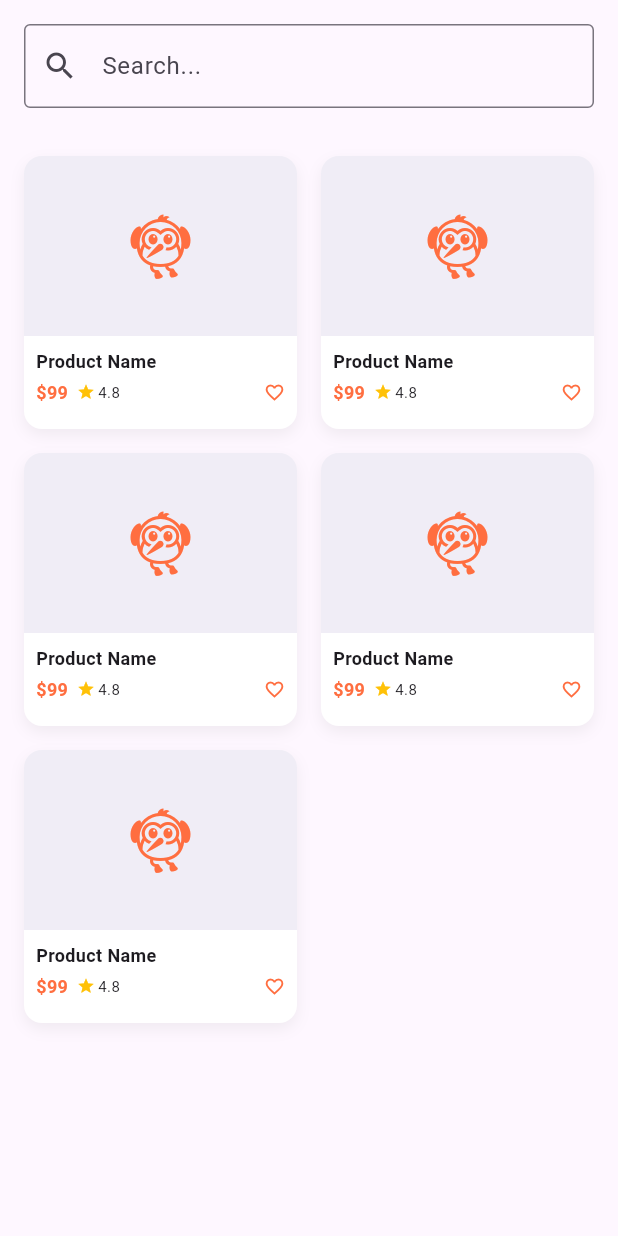
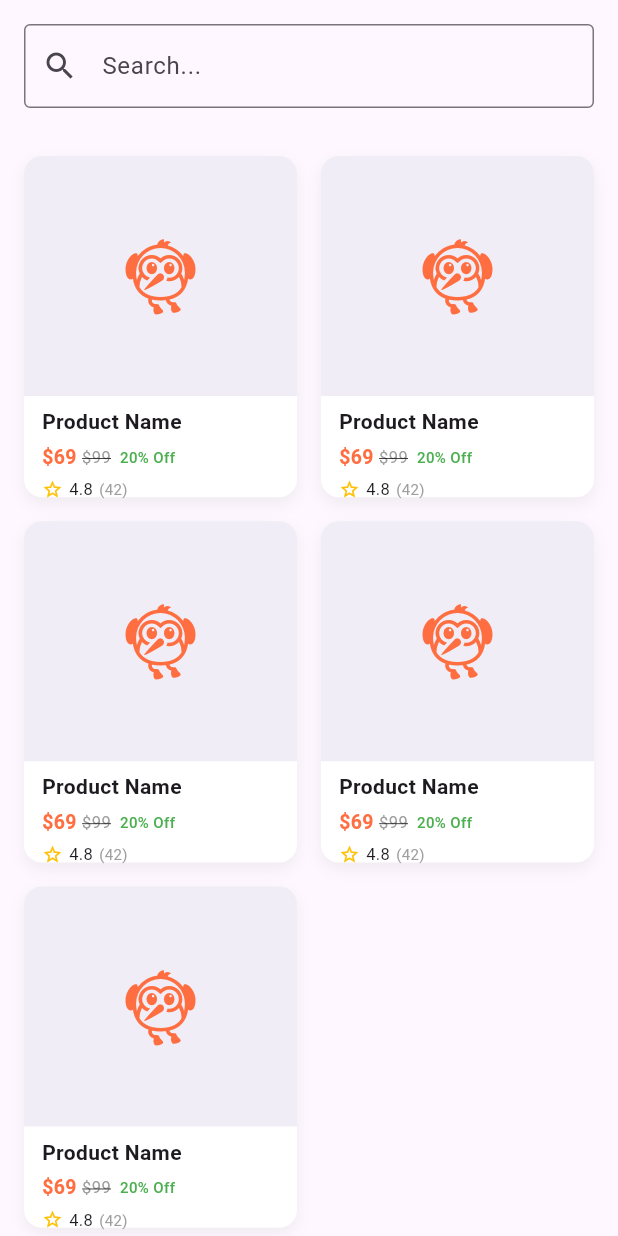
Before and after one commit to iArgho/e_commerce_product_listing_app, a Flutter app: the screen it shows after launch, on a phone screen of 412 x 824 dp. Run offline on Flutter 3.47's test engine with Material 3 defaults, Android fonts, the phone set to English and light mode, and no system bars.

Commit message:
Product card has been added.

```diff
--- a/lib/ui/home_page.dart
+++ b/lib/ui/home_page.dart
@@ -31,6 +31,7 @@ class _HomePageState extends State<HomePage> {
                 padding: const EdgeInsets.all(16.0),
                 crossAxisSpacing: 16,
                 mainAxisSpacing: 16,
+                childAspectRatio: 0.80,
                 children: const [
                   ProductCard(),
                   ProductCard(),
--- a/lib/ui/widget/product_cart.dart
+++ b/lib/ui/widget/product_cart.dart
@@ -6,10 +6,8 @@ class ProductCard extends StatelessWidget {
   @override
   Widget build(BuildContext context) {
     return InkWell(
-      onTap: () {
-        // TODO: Navigate or show product details
-      },
       borderRadius: BorderRadius.circular(12),
+      onTap: () {},
       child: Container(
         decoration: BoxDecoration(
           color: Colors.white,
@@ -25,9 +23,9 @@ class ProductCard extends StatelessWidget {
         child: Column(
           crossAxisAlignment: CrossAxisAlignment.start,
           children: [
-            // Image Section
+            // Taller Image Section
             Container(
-              height: 120,
+              height: 160, // Increased height
               width: double.infinity,
               decoration: BoxDecoration(
                 color: Theme.of(context).primaryColor.withOpacity(0.1),
@@ -38,20 +36,19 @@ class ProductCard extends StatelessWidget {
               child: const Center(
                 child: Icon(
                   Icons.flutter_dash,
-                  size: 48,
+                  size: 56,
                   color: Colors.deepOrangeAccent,
                 ),
               ),
             ),
 
-            const SizedBox(height: 8),
+            const SizedBox(height: 7),
 
-            // Title
             const Padding(
-              padding: EdgeInsets.symmetric(horizontal: 8),
+              padding: EdgeInsets.symmetric(horizontal: 12),
               child: Text(
                 'Product Name',
-                style: TextStyle(fontSize: 12, fontWeight: FontWeight.bold),
+                style: TextStyle(fontSize: 14, fontWeight: FontWeight.bold),
                 maxLines: 1,
                 overflow: TextOverflow.ellipsis,
               ),
@@ -59,29 +56,60 @@ class ProductCard extends StatelessWidget {
 
             const SizedBox(height: 4),
 
-            // Price, Rating, Favorite
-            const Padding(
-              padding: EdgeInsets.symmetric(horizontal: 8),
+            Padding(
+              padding: const EdgeInsets.symmetric(horizontal: 12),
               child: Row(
-                children: [
+                children: const [
                   Text(
-                    '\$99',
+                    '\$69 ',
                     style: TextStyle(
-                      fontSize: 12,
+                      fontSize: 13,
                       color: Colors.deepOrangeAccent,
                       fontWeight: FontWeight.bold,
                     ),
                   ),
+                  Text(
+                    '\$99',
+                    style: TextStyle(
+                      fontSize: 11,
+                      color: Colors.grey,
+                      decoration: TextDecoration.lineThrough,
+                    ),
+                  ),
                   SizedBox(width: 6),
-                  Icon(Icons.star, size: 12, color: Colors.amber),
-                  SizedBox(width: 2),
-                  Text('4.8', style: TextStyle(fontSize: 10)),
+                  Text(
+                    '20% Off',
+                    style: TextStyle(
+                      fontSize: 10,
+                      color: Colors.green,
+                      fontWeight: FontWeight.w500,
+                    ),
+                  ),
                   Spacer(),
+                ],
+              ),
+            ),
+
+            const SizedBox(height: 4),
+
+            Padding(
+              padding: const EdgeInsets.symmetric(horizontal: 12),
+              child: Row(
+                children: const [
                   Icon(
-                    Icons.favorite_border,
+                    Icons.star_border, // Outlined star
                     size: 14,
-                    color: Colors.deepOrangeAccent,
+                    color: Colors.amber,
+                    // Add a size or other modifiers to adjust appearance
                   ),
+                  SizedBox(width: 4),
+                  Text('4.8', style: TextStyle(fontSize: 11)),
+                  SizedBox(width: 4),
+                  Text(
+                    '(42)',
+                    style: TextStyle(fontSize: 10, color: Colors.grey),
+                  ),
+                  Spacer(),
                 ],
               ),
             ),
```
